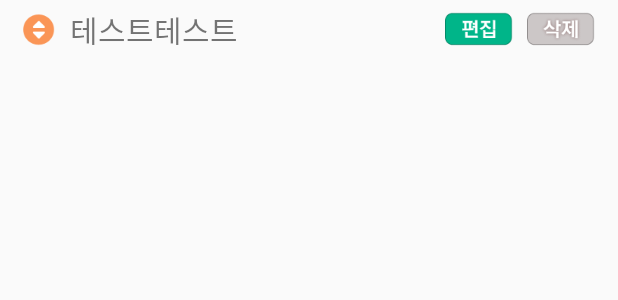
After one commit to choisungkuen/INTOIN, an Android app: the layout group_reg_list_row.xml on its own in the app's theme, with its tools: preview values and no code run, on a phone screen of 412 x 824 dp. The commit adds this screen. Shown: the top 300 px of the screen. Run offline under Robolectric (Android 15) with nearby library versions, the phone set to English and light mode, and no system bars.

Commit message:
고객관리

```diff
--- a/app/src/main/java/com/example/intoin/myapplication/fragment/AgreementFragment.java
+++ b/app/src/main/java/com/example/intoin/myapplication/fragment/CustomerCertificationFragment.java
@@ -11,12 +11,12 @@ import com.example.intoin.myapplication.R;
 /**
  * Created by choeseong-geun on 15. 11. 23..
  */
-public class AgreementFragment extends Fragment {
+public class CustomerCertificationFragment extends Fragment {
 
 
     @Override
     public View onCreateView(LayoutInflater inflater, ViewGroup container, Bundle savedInstanceState) {
-        View v = inflater.inflate(R.layout.customer_agreement, container, false);
+        View v = inflater.inflate(R.layout.customer_certification, container, false);
 
         return v;
     }
--- /dev/null
+++ b/app/src/main/res/layout/group_reg_list_row.xml
@@ -0,0 +1,56 @@
+<?xml version="1.0" encoding="utf-8"?>
+<LinearLayout xmlns:android="http://schemas.android.com/apk/res/android"
+    android:orientation="horizontal" android:layout_width="match_parent"
+    android:layout_height="39dp"
+
+    >
+    <LinearLayout
+        android:layout_width="wrap_content"
+        android:layout_height="match_parent"
+        android:gravity="center|left"
+
+        >
+        <Button
+            android:layout_width="21dp"
+            android:layout_height="22dp"
+            android:layout_marginLeft="15dp"
+            android:background="@drawable/c1_move_btn"
+            />
+
+        <TextView
+            android:layout_width="wrap_content"
+            android:layout_height="wrap_content"
+            android:text="테스트테스트"
+            android:layout_marginLeft="10dp"
+            android:textSize="20dp"
+
+            />
+
+
+    </LinearLayout>
+
+    <LinearLayout
+        android:layout_width="match_parent"
+        android:layout_height="match_parent"
+        android:gravity="center|right"
+        >
+        <Button
+            android:layout_width="45dp"
+            android:layout_height="23dp"
+            android:layout_marginRight="9dp"
+            android:background="@drawable/c1_edit_btn"
+            />
+
+        <Button
+            android:layout_width="45dp"
+            android:layout_height="23dp"
+            android:layout_marginRight="15dp"
+            android:background="@drawable/c1_delete_btn"
+            />
+
+
+    </LinearLayout>
+
+
+
+</LinearLayout>
```
Also changed, not shown: app/src/main/java/com/example/intoin/myapplication/fragment/CustomerAgreementFragment.java (added, +30 -0 lines), app/src/main/java/com/example/intoin/myapplication/fragment/CustomerRegistrationFragment.java (added, +30 -0 lines), app/src/main/java/com/example/intoin/myapplication/mainactivity/CustomerRegistrationActivity.java (+5 -4 lines), app/src/main/res/layout/group_reg_list.xml (added, +70 -0 lines), app/src/main/res/drawable-hdpi/c1_delete_btn.png (added), app/src/main/res/drawable-hdpi/c1_edit_btn.png (added), app/src/main/res/drawable-hdpi/c1_move_btn.png (added), app/src/main/res/drawable-mdpi/c1_delete_btn.png (added), app/src/main/res/drawable-mdpi/c1_edit_btn.png (added), app/src/main/res/drawable-mdpi/c1_move_btn.png (added), app/src/main/res/drawable-xhdpi/c1_delete_btn.png (added), app/src/main/res/drawable-xhdpi/c1_edit_btn.png (added), app/src/main/res/drawable-xhdpi/c1_move_btn.png (added), app/src/main/res/drawable/c1_delete_btn.png (added), 2 more files.
